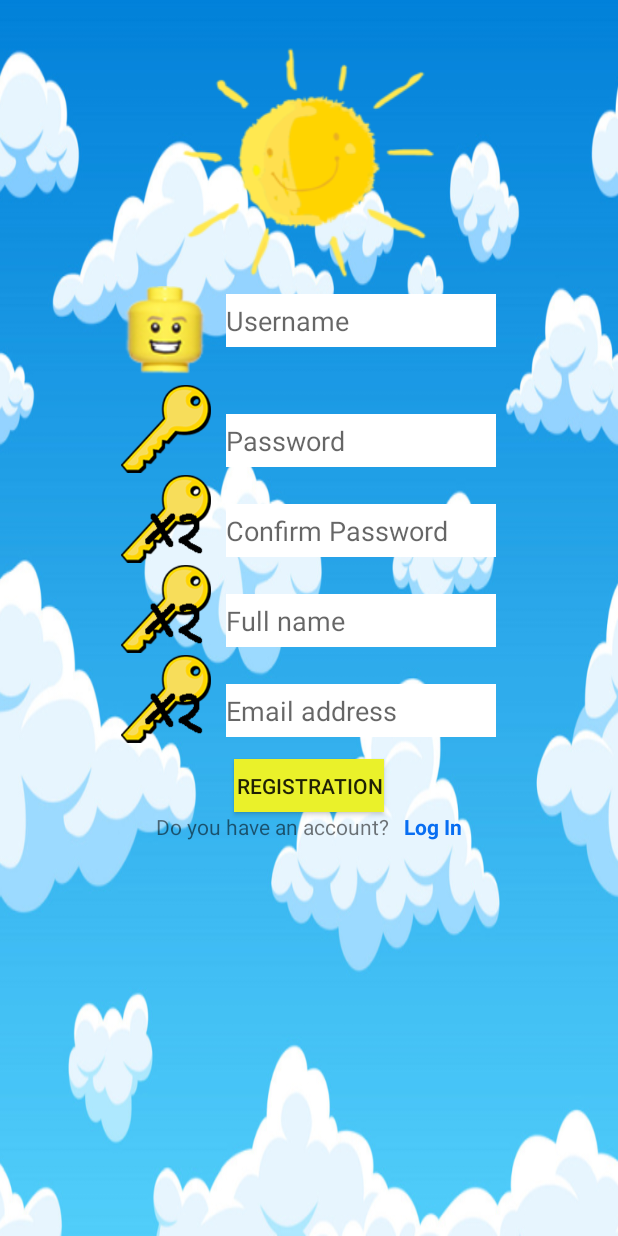
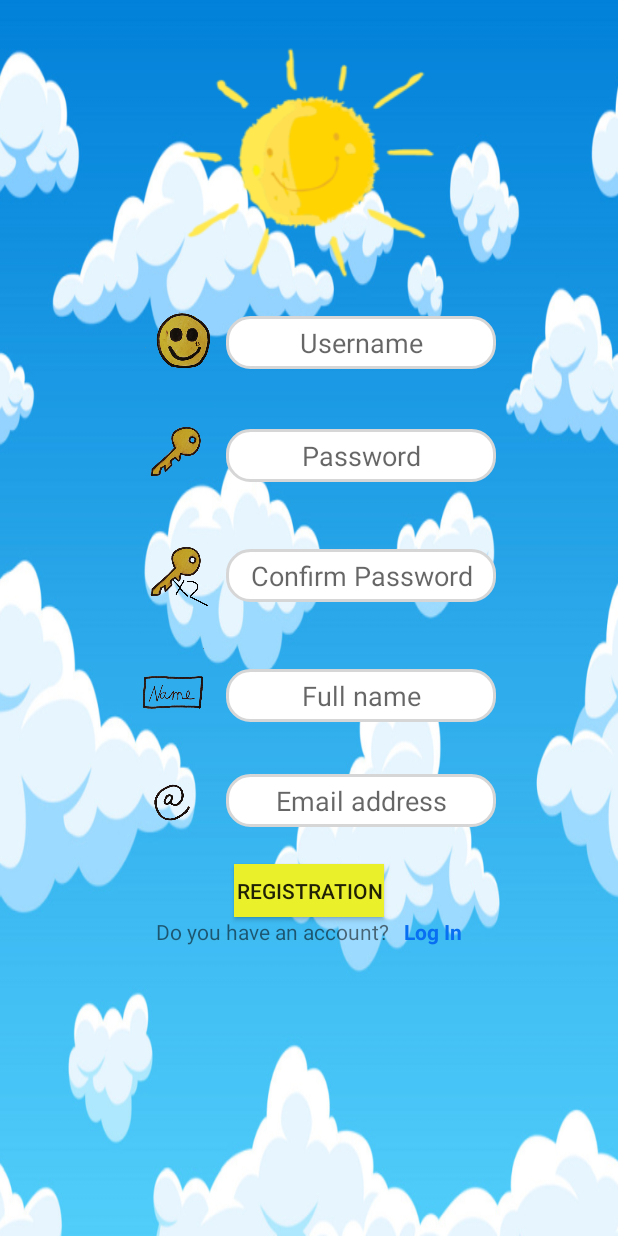
Before and after one commit to firkavilla13/Szakdolgozat, an Android app: the RegisterActivity screen opened directly, with no data from a screen before it, on a phone screen of 412 x 824 dp. Run offline under Robolectric (Android 15) with nearby library versions, the phone set to English and light mode, and no system bars.

Commit message:
Design nagyrésze elkészült, kisebb dolgokat még kell rajta változtatni :)

```diff
--- /dev/null
+++ b/app/src/main/res/drawable/edittext.xml
@@ -0,0 +1,15 @@
+<?xml version="1.0" encoding="utf-8"?>
+<!--  res/drawable/rounded_edittext.xml -->
+<shape xmlns:android="http://schemas.android.com/apk/res/android"
+    android:shape="rectangle" android:padding="10dp">
+    <solid android:color="#FFFFFF"/>
+    <corners
+        android:bottomRightRadius="15dp"
+        android:bottomLeftRadius="15dp"
+        android:topLeftRadius="15dp"
+        android:topRightRadius="15dp"/>
+
+    <stroke
+        android:width="2dp"
+        android:color="@color/searchBarBackIconTintColor" />
+</shape>
--- a/app/src/main/res/layout/activity_register.xml
+++ b/app/src/main/res/layout/activity_register.xml
@@ -22,17 +22,20 @@
         android:layout_marginBottom="5dp">
 
         <ImageView
-            android:layout_width="60dp"
-            android:layout_height="60dp"
+            android:layout_width="90dp"
+            android:layout_height="70dp"
             android:src="@drawable/username"
-            android:layout_marginRight="10dp"/>
+            android:layout_marginRight="0dp"/>
 
         <EditText
             android:id="@+id/editText_username"
             android:layout_width="180dp"
             android:layout_height="35dp"
-            android:layout_marginTop="5dp"
-            android:background="#ffffff"
+            android:layout_marginLeft="-20dp"
+            android:layout_marginTop="20dp"
+            android:background="@drawable/edittext"
+            android:padding="5dp"
+            android:gravity="center"
             android:hint="@string/string_username"/>
 
     </LinearLayout>
@@ -41,17 +44,19 @@
         android:layout_height="wrap_content">
 
         <ImageView
-            android:layout_width="60dp"
-            android:layout_height="60dp"
+            android:layout_width="80dp"
+            android:layout_height="80dp"
             android:src="@drawable/pw"
-            android:layout_marginRight="10dp"/>
+            android:layout_marginRight="-10dp"/>
 
         <EditText
             android:id="@+id/editText_password"
             android:layout_width="180dp"
             android:layout_height="35dp"
             android:layout_marginTop="20dp"
-            android:background="#ffffff"
+            android:background="@drawable/edittext"
+            android:padding="5dp"
+            android:gravity="center"
             android:hint="@string/string_password"/>
     </LinearLayout>
 
@@ -60,17 +65,19 @@
       android:layout_height="wrap_content">
 
       <ImageView
-          android:layout_width="60dp"
-          android:layout_height="60dp"
-          android:src="@drawable/key2"
-          android:layout_marginRight="10dp"/>
+          android:layout_width="80dp"
+          android:layout_height="80dp"
+          android:src="@drawable/pw2"
+          android:layout_marginRight="-10dp"/>
 
       <EditText
           android:id="@+id/editText_confirm_password"
           android:layout_width="180dp"
           android:layout_height="35dp"
           android:layout_marginTop="20dp"
-          android:background="#ffffff"
+          android:background="@drawable/edittext"
+          android:padding="5dp"
+          android:gravity="center"
           android:hint="@string/string_confirm_password"/>
 
 
@@ -83,17 +90,19 @@
         android:layout_height="wrap_content">
 
         <ImageView
-            android:layout_width="60dp"
-            android:layout_height="60dp"
-            android:src="@drawable/key2"
-            android:layout_marginRight="10dp"/>
+            android:layout_width="80dp"
+            android:layout_height="70dp"
+            android:src="@drawable/name"
+            android:layout_marginRight="-10dp"/>
 
         <EditText
             android:id="@+id/editTtext_fullname"
             android:layout_width="180dp"
             android:layout_height="35dp"
             android:layout_marginTop="20dp"
-            android:background="#ffffff"
+            android:background="@drawable/edittext"
+            android:padding="5dp"
+            android:gravity="center"
             android:hint="@string/string_full_name"/>
 
 
@@ -104,17 +113,19 @@
        android:layout_height="wrap_content">
 
        <ImageView
-           android:layout_width="60dp"
-           android:layout_height="60dp"
-           android:src="@drawable/key2"
-           android:layout_marginRight="10dp"/>
+           android:layout_width="70dp"
+           android:layout_height="70dp"
+           android:src="@drawable/email"
+           android:layout_marginRight="0dp"/>
 
        <EditText
            android:id="@+id/eddiText_email"
            android:layout_width="180dp"
            android:layout_height="35dp"
            android:layout_marginTop="20dp"
-           android:background="#ffffff"
+           android:background="@drawable/edittext"
+           android:padding="5dp"
+           android:gravity="center"
            android:hint="@string/string_email"/>
 
 
--- a/app/src/main/res/layout/nav_header.xml
+++ b/app/src/main/res/layout/nav_header.xml
@@ -2,7 +2,7 @@
 <LinearLayout xmlns:android="http://schemas.android.com/apk/res/android"
     android:orientation="vertical"
     android:layout_width="match_parent"
-    android:background="@color/design_default_color_primary"
+    android:background="@color/yellow"
     android:gravity="bottom"
     android:padding="10dp"
     android:theme="@style/ThemeOverlay.AppCompat.Dark"
@@ -11,11 +11,12 @@
     <ImageView
         android:layout_width="120dp"
         android:layout_height="120dp"
-        android:src="@drawable/napocska"/>
+        android:src="@drawable/recipes"/>
     <TextView
         android:id="@+id/textView_nav_fullname"
         android:layout_width="wrap_content"
         android:layout_height="wrap_content"
+        android:textColor="@color/colorPrimaryDark"
         android:paddingTop="8dp"
         android:text="@string/string_nav_fullname"
         android:textAppearance="@style/TextAppearance.AppCompat.Body1"/>
@@ -23,6 +24,7 @@
         android:id="@+id/textView_nav_email"
         android:layout_width="wrap_content"
         android:layout_height="wrap_content"
+        android:textColor="@color/colorPrimaryDark"
         android:text="@string/string_nav_email"/>
 
 </LinearLayout>
--- a/app/src/main/res/values/colors.xml
+++ b/app/src/main/res/values/colors.xml
@@ -3,4 +3,5 @@
   <color name="colorPrimary">#008577</color>
   <color name="colorPrimaryDark">#00574B</color>
   <color name="colorAccent">#D81B60</color>
+  <color name="yellow">#FFFF00</color>
 </resources>
```
Also changed, not shown: app/src/main/res/layout/activity_main.xml (+20 -12 lines), app/src/main/res/layout/activity_main_menu.xml (+6 -6 lines), app/src/main/res/layout/activity_new_recipe.xml (+16 -2 lines), app/src/main/res/layout/activity_update_recipe.xml (+21 -6 lines), app/src/main/res/drawable/dessert.png (added), app/src/main/res/drawable/email.png (added), app/src/main/res/drawable/logo.png (added), app/src/main/res/drawable/logo2.png (added), app/src/main/res/drawable/name.png (added), app/src/main/res/drawable/pw.png, app/src/main/res/drawable/pw2.png (added), app/src/main/res/drawable/username.png.
